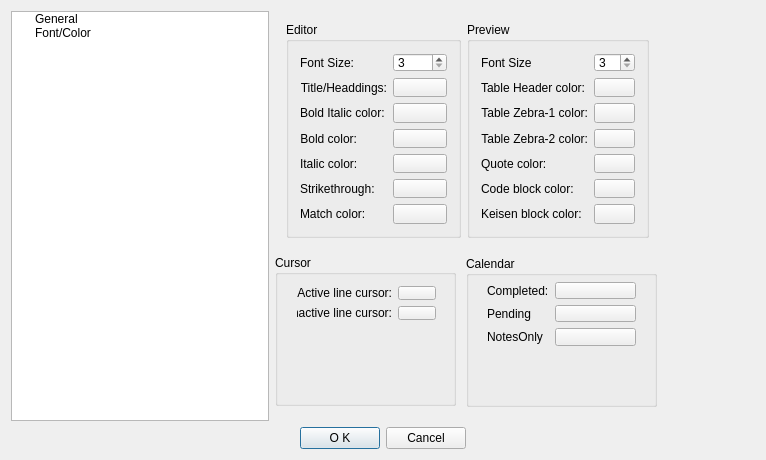
vivisuke/viMarkdown, file viMarkdown/src/SettingsDialog.ui: the form before one commit.
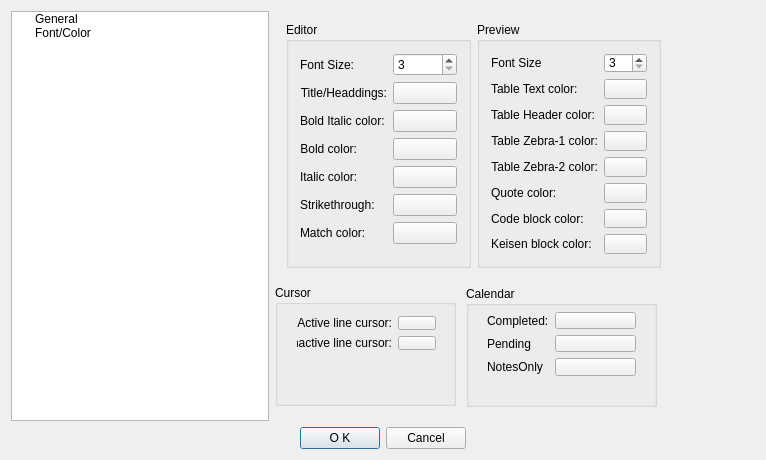
The form after the commit. The open tabs and pages were chosen to show the change.

```diff
--- a/viMarkdown/src/SettingsDialog.ui
+++ b/viMarkdown/src/SettingsDialog.ui
@@ -73,8 +73,8 @@
           <rect>
            <x>0</x>
            <y>0</y>
-           <width>385</width>
-           <height>238</height>
+           <width>397</width>
+           <height>268</height>
           </rect>
          </property>
          <layout class="QHBoxLayout" name="horizontalLayout_2">
@@ -245,7 +245,7 @@
              <string>Preview</string>
             </property>
             <layout class="QFormLayout" name="formLayout_2">
-             <item row="1" column="0">
+             <item row="2" column="0">
               <widget class="QLabel" name="label_3">
                <property name="text">
                 <string>Table Header color:</string>
@@ -255,7 +255,7 @@
                </property>
               </widget>
              </item>
-             <item row="1" column="1">
+             <item row="2" column="1">
               <widget class="QPushButton" name="CSVHeaderPB">
                <property name="maximumSize">
                 <size>
@@ -268,7 +268,7 @@
                </property>
               </widget>
              </item>
-             <item row="2" column="0">
+             <item row="3" column="0">
               <widget class="QLabel" name="label_4">
                <property name="text">
                 <string>Table Zebra-1 color:</string>
@@ -278,7 +278,7 @@
                </property>
               </widget>
              </item>
-             <item row="2" column="1">
+             <item row="3" column="1">
               <widget class="QPushButton" name="CSVZebra1PB">
                <property name="maximumSize">
                 <size>
@@ -291,7 +291,7 @@
                </property>
               </widget>
              </item>
-             <item row="3" column="0">
+             <item row="4" column="0">
               <widget class="QLabel" name="label_5">
                <property name="text">
                 <string>Table Zebra-2 color:</string>
@@ -301,7 +301,7 @@
                </property>
               </widget>
              </item>
-             <item row="3" column="1">
+             <item row="4" column="1">
               <widget class="QPushButton" name="CSVZebra2PB">
                <property name="maximumSize">
                 <size>
@@ -314,14 +314,14 @@
                </property>
               </widget>
              </item>
-             <item row="4" column="0">
+             <item row="5" column="0">
               <widget class="QLabel" name="label_12">
                <property name="text">
                 <string>Quote color:</string>
                </property>
               </widget>
              </item>
-             <item row="4" column="1">
+             <item row="5" column="1">
               <widget class="QPushButton" name="quotePB">
                <property name="maximumSize">
                 <size>
@@ -334,21 +334,21 @@
                </property>
               </widget>
              </item>
-             <item row="5" column="0">
+             <item row="6" column="0">
               <widget class="QLabel" name="label_13">
                <property name="text">
                 <string>Code block color:</string>
                </property>
               </widget>
              </item>
-             <item row="6" column="0">
+             <item row="7" column="0">
               <widget class="QLabel" name="label_14">
                <property name="text">
                 <string>Keisen block color:</string>
                </property>
               </widget>
              </item>
-             <item row="5" column="1">
+             <item row="6" column="1">
               <widget class="QPushButton" name="codeBlockPB">
                <property name="maximumSize">
                 <size>
@@ -361,7 +361,7 @@
                </property>
               </widget>
              </item>
-             <item row="6" column="1">
+             <item row="7" column="1">
               <widget class="QPushButton" name="keisenBlockPB">
                <property name="maximumSize">
                 <size>
@@ -391,6 +391,20 @@
                </property>
               </widget>
              </item>
+             <item row="1" column="0">
+              <widget class="QLabel" name="label_25">
+               <property name="text">
+                <string>Table Text color:</string>
+               </property>
+              </widget>
+             </item>
+             <item row="1" column="1">
+              <widget class="QPushButton" name="CSVTextPB">
+               <property name="text">
+                <string/>
+               </property>
+              </widget>
+             </item>
             </layout>
            </widget>
           </item>
@@ -400,9 +414,9 @@
          <property name="geometry">
           <rect>
            <x>0</x>
-           <y>244</y>
+           <y>274</y>
            <width>181</width>
-           <height>151</height>
+           <height>121</height>
           </rect>
          </property>
          <property name="title">
@@ -471,9 +485,9 @@
          <property name="geometry">
           <rect>
            <x>191</x>
-           <y>245</y>
+           <y>275</y>
            <width>191</width>
-           <height>151</height>
+           <height>121</height>
           </rect>
          </property>
          <property name="title">
```
Left out of the diff: 2 changed lines with no effect on the pictures.
